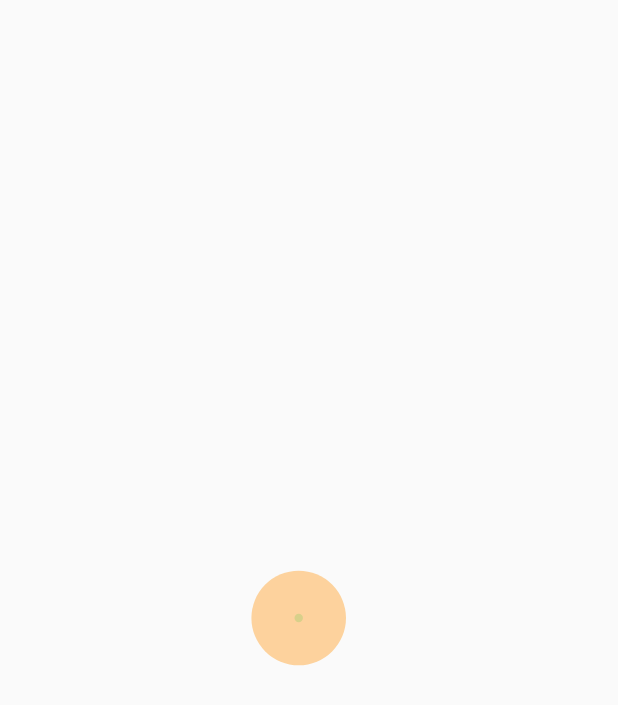
After one commit to mathiasgodwin/newspress, a Flutter app: the LoadingWidget screen opened directly, on a phone screen of 412 x 824 dp. The commit adds this screen. Shown: the top 705 px of the screen. Run offline on Flutter 3.47's test engine with Material 2 defaults, Android fonts, the light colour scheme and no system bars; our stand-ins replace dartz, dio, flutter_riverpod, freezed_annotation, pull_to_refresh; missing offline and left inert: errors, network_manager.

Commit message:
Added Loading Progress Widget

```diff
--- a/lib/src/features/newspress/views/screens/home_screen.dart
+++ b/lib/src/features/newspress/views/screens/home_screen.dart
@@ -66,7 +66,8 @@ class _NewsHomeUIState extends State<NewsHome>
                   crossAxisAlignment: CrossAxisAlignment.start,
                   children: [
                     Text(
-                      'ℕ𝕖𝕨𝕤𝕡𝕣𝕖𝕤𝕤',
+                      // 'ℕ𝕖𝕨𝕤𝕡𝕣𝕖𝕤𝕤',
+                      'ℕewspress',
                       style: TextStyle(
                           fontSize: 27,
                           color: Colors.black.withOpacity(.6),
--- a/lib/src/features/newspress/views/screens/swipe_page.dart
+++ b/lib/src/features/newspress/views/screens/swipe_page.dart
@@ -15,11 +15,11 @@ class SwipePage extends StatelessWidget {
       appBar: AppBar(
         brightness: Brightness.light,
         backgroundColor: Colors.white,
-        elevation: 50,
+        elevation: 15,
         centerTitle: true,
-        shadowColor: Colors.black.withOpacity(0.5),
+        shadowColor: Colors.black.withOpacity(0.4),
         title: Text(
-          'ℕ𝕖𝕨𝕤𝕡𝕣𝕖𝕤𝕤',
+          'ℕewspress',
           style: TextStyle(
               color: Colors.black.withOpacity(.7),
               fontWeight: FontWeight.w600,
--- a/lib/src/features/newspress/views/widgets/cards.dart
+++ b/lib/src/features/newspress/views/widgets/cards.dart
@@ -333,7 +333,7 @@ class LCardBody extends StatelessWidget {
           subTitle != null
               ? Padding(
                   padding: titleMargin ?? const EdgeInsets.only(bottom: 6.0),
-                  child: Text(
+                  child: subTitle == null ? Container():Text(
                     subTitle!,
                     maxLines: 4,
                     softWrap: true,
--- /dev/null
+++ b/lib/src/features/newspress/views/widgets/loading_widget.dart
@@ -0,0 +1,102 @@
+import 'package:flutter/animation.dart';
+import 'package:flutter/material.dart';
+
+class LoadingWidget extends StatefulWidget {
+
+  @override
+  _LoadingWidget createState() => _LoadingWidget();
+}
+
+class _LoadingWidget extends State<LoadingWidget>
+    with TickerProviderStateMixin {
+  AnimationController? controller1;
+  Animation<double>? animation1;
+
+  AnimationController? controller2;
+  Animation<double>? animation2;
+
+
+  @override
+  void initState() {
+    super.initState();
+
+    controller1 =
+        AnimationController(vsync: this, duration: Duration(seconds: 1));
+    animation1 = Tween<double>(begin: .0, end: 2)
+        .animate(CurvedAnimation(parent: controller1!, curve: Curves.easeInOut))
+          ..addListener(() {
+            setState(() {});
+          })
+          ..addStatusListener((status) {
+            if (status == AnimationStatus.completed) {
+              controller1!.reverse();
+              controller2!.forward();
+            } else if (status == AnimationStatus.dismissed) {
+              controller1!.forward();
+            }
+          });
+
+    controller2 =
+        AnimationController(vsync: this, duration: Duration(seconds: 1));
+    animation2 = Tween<double>(begin: .0, end: 2)
+        .animate(CurvedAnimation(parent: controller2!, curve: Curves.easeInOut))
+          ..addListener(() {
+            setState(() {});
+          })
+          ..addStatusListener((status) {
+            if (status == AnimationStatus.completed) {
+              controller2!.reverse();
+            } else if (status == AnimationStatus.dismissed) {
+              controller2!.forward();
+            }
+          });
+    controller1!.forward();
+  }
+
+  @override
+  void dispose() {
+    controller1!.dispose();
+    controller2!.dispose();
+    super.dispose();
+  }
+
+  @override
+  Widget build(BuildContext context) {
+    double _w = MediaQuery.of(context).size.width;
+    return Scaffold(
+      body: Center(
+        child: Container(
+          // height: _w / 18,
+          width: _w / 24,
+          child: CustomPaint(
+            painter: LoadPainter(animation1!.value, animation2!.value),
+          ),
+        ),
+      ),
+    );
+  }
+}
+
+class LoadPainter extends CustomPainter {
+  late final double? Radius_1;
+  late final double? Radius_2;
+
+  LoadPainter(this.Radius_1, this.Radius_2);
+
+  @override
+  void paint(Canvas canvas, Size size) {
+    Paint Circle_1 = Paint()..color = Colors.greenAccent.withOpacity(.5);
+
+    Paint Circle_2 = Paint()..color = Colors.orangeAccent.withOpacity(.5);
+
+    canvas.drawCircle(Offset(size.width * .1, size.height * .6),
+        size.width * Radius_1!, Circle_1);
+    canvas.drawCircle(Offset(size.width * .1, size.height * .6),
+        size.width * Radius_2!, Circle_2);
+  }
+
+  @override
+  bool shouldRepaint(covariant CustomPainter oldDelegate) {
+    return true;
+  }
+}
```
Also changed, not shown: lib/src/features/newspress/views/widgets/news_category_card.dart (+7 -9 lines), lib/src/features/newspress/views/widgets/scroll_spy_card.dart (+36 -41 lines), packages/lib/src/data/datasources/remote_data_source.dart (+4 -5 lines).
